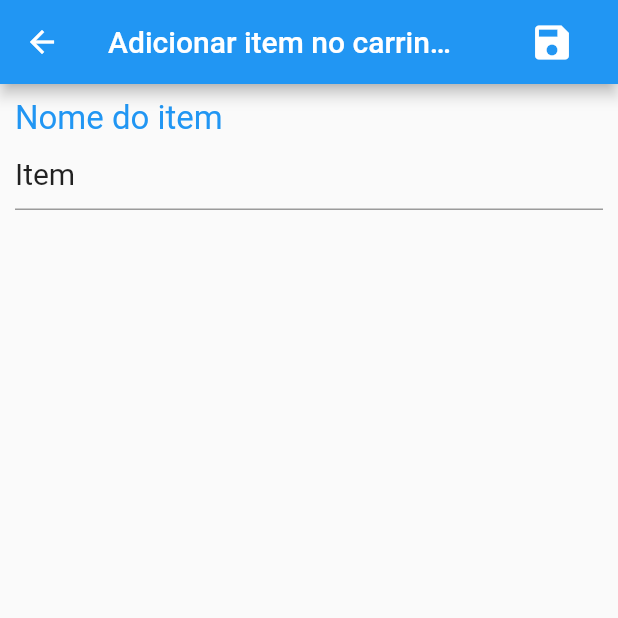
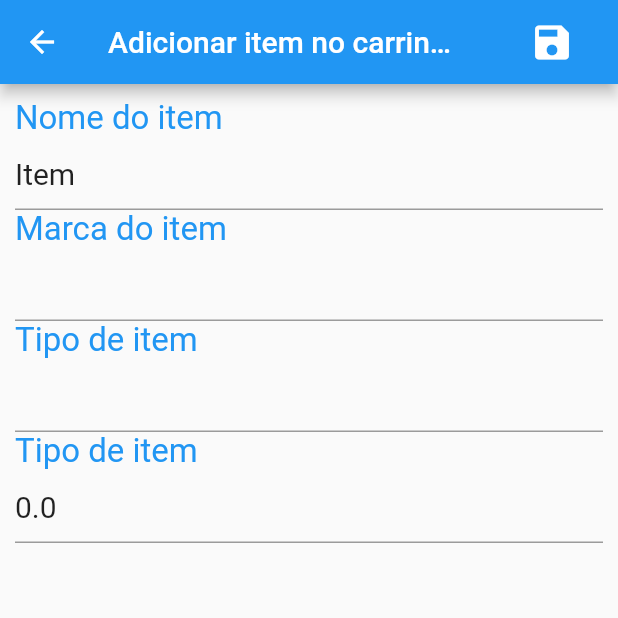
Before and after one commit to Canudo319/shopping-list-app, a Flutter app: the AddItemMenu screen opened directly with empty values, on a phone screen of 412 x 824 dp, the top half of it. Run offline on Flutter 3.47's test engine with Material 2 defaults, Android fonts, the phone set to English and light mode, and no system bars; our stand-ins replace shared_preferences; accounts and stored records are empty.

Commit message:
agora é possivel adicionar itens e preços

```diff
--- a/lib/ui/add_item_menu/view/add_item_menu.dart
+++ b/lib/ui/add_item_menu/view/add_item_menu.dart
@@ -1,4 +1,5 @@
 import 'package:flutter/material.dart';
+import 'package:flutter/services.dart';
 import 'package:shopping_list_app/models/shopping_cart_model.dart';
 import 'package:shopping_list_app/models/shopping_item_model.dart';
 
@@ -52,6 +53,41 @@ class AddItemMenu extends StatelessWidget {
                 item.name = s;
               },
             ),
+            const InfoText("Marca do item"),
+            TextFormField(
+              initialValue: item.brand ?? "",
+              style: const TextStyle(
+                fontSize: 20,
+              ),
+              onChanged: (String s) {
+                item.brand = s;
+              },
+            ),
+            const InfoText("Tipo de item"),
+            TextFormField(
+              initialValue: item.type ?? "",
+              style: const TextStyle(
+                fontSize: 20,
+              ),
+              onChanged: (String s) {
+                item.type = s;
+              },
+            ),
+            const InfoText("Tipo de item"),
+            TextFormField(
+              initialValue: item.price.toString(),
+              style: const TextStyle(
+                fontSize: 20,
+              ),
+              onChanged: (String s) {
+                item.price = double.tryParse(s) ?? 0.0;
+              },
+              keyboardType:
+                  const TextInputType.numberWithOptions(decimal: true),
+              inputFormatters: <TextInputFormatter>[
+                FilteringTextInputFormatter.allow(RegExp(r'^(\d+)?\.?\d{0,2}'))
+              ],
+            ),
           ],
         ),
       ),
--- a/lib/ui/main_menu/view/shopping_carts_menu.dart
+++ b/lib/ui/main_menu/view/shopping_carts_menu.dart
@@ -63,11 +63,15 @@ class _ShoppingCartsMenuState extends State<ShoppingCartsMenu> {
 
   @override
   Widget build(BuildContext context) {
+    void _addItem() {
+      setState(() {});
+    }
+
     List<ShoppingCartListTile> _extract(List<ShoppingCartModel> listaCarts) {
       List<ShoppingCartListTile> listTiles = [];
 
       for (var cart in listaCarts) {
-        listTiles.add(ShoppingCartListTile(cart));
+        listTiles.add(ShoppingCartListTile(cart, _addItem));
       }
 
       return listTiles;
```
Also changed, not shown: lib/ui/cart_inspection_menu/view/cart_inspection.dart (+8 -1 lines), lib/ui/main_menu/widgets/shopping_cart_list_tile.dart (+7 -2 lines), lib/widgets/generic_list_tile.dart (+4 -6 lines).
